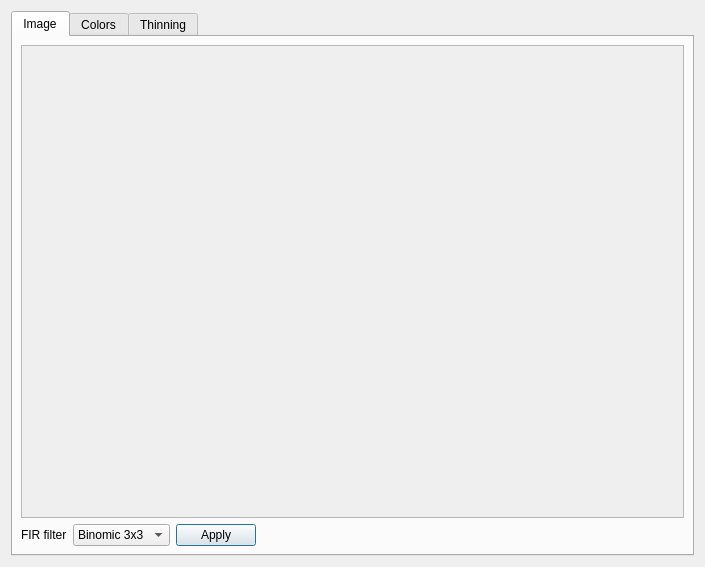
This is 3rd-party/cove/app/mainform.ui in OpenOrienteering/mapper as Qt 5 draws it before an edit. The edited form follows.
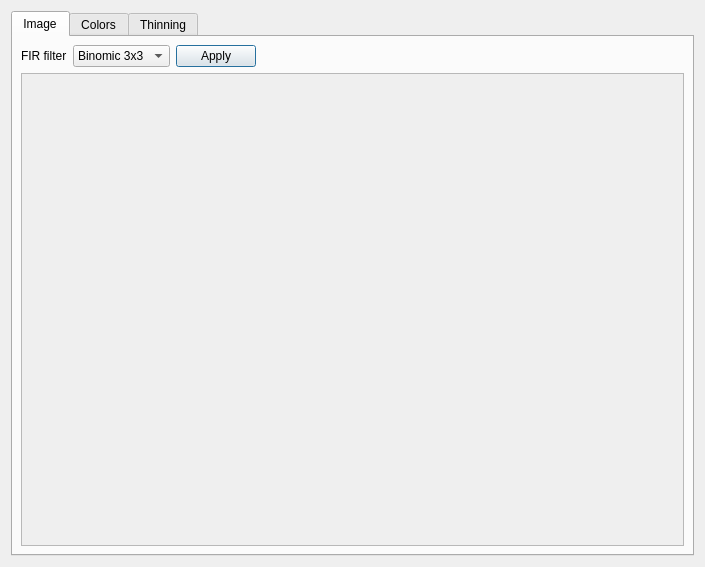
This is the edited form. Custom widgets are drawn as their Qt base class.

Commit message:
cove: Move FIR filter UI to top
Be consistent with colors and thinning tabs.

```diff
--- a/3rd-party/cove/app/mainform.ui
+++ b/3rd-party/cove/app/mainform.ui
@@ -42,9 +42,6 @@
        <property name="bottomMargin">
         <number>8</number>
        </property>
-       <item>
-        <widget class="cove::ImageView" name="imageView"/>
-       </item>
        <item>
         <layout class="QHBoxLayout">
          <property name="spacing">
@@ -115,6 +112,9 @@
          </item>
         </layout>
        </item>
+       <item>
+        <widget class="cove::ImageView" name="imageView"/>
+       </item>
       </layout>
      </widget>
      <widget class="QWidget" name="colorsTab">
```
